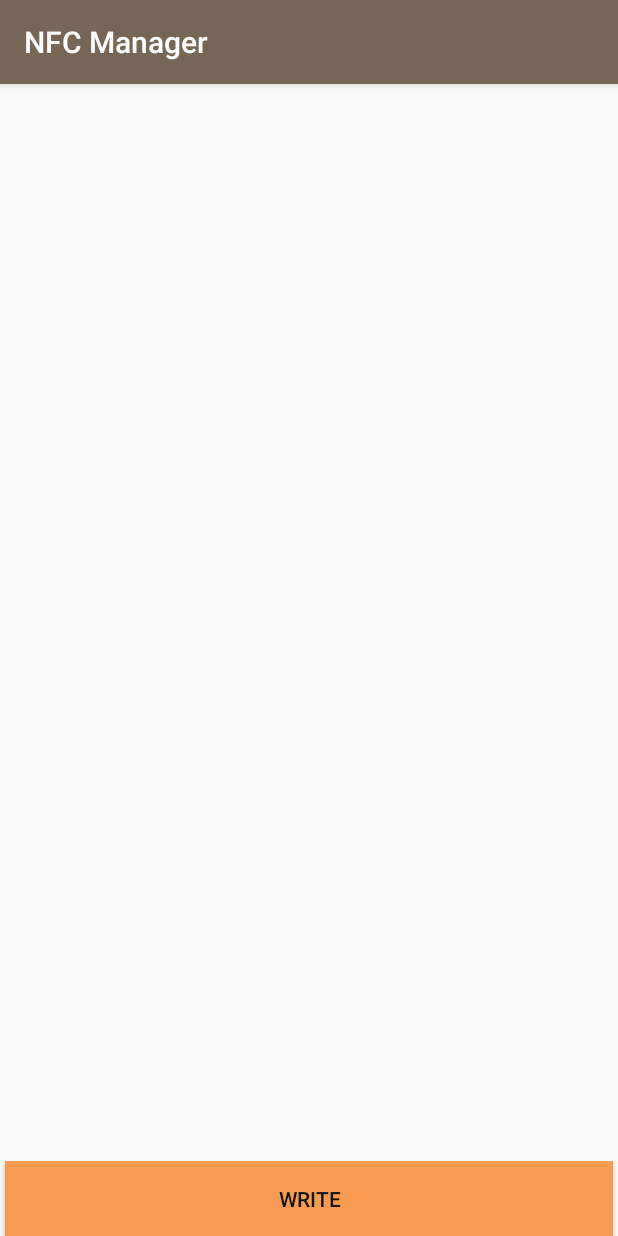
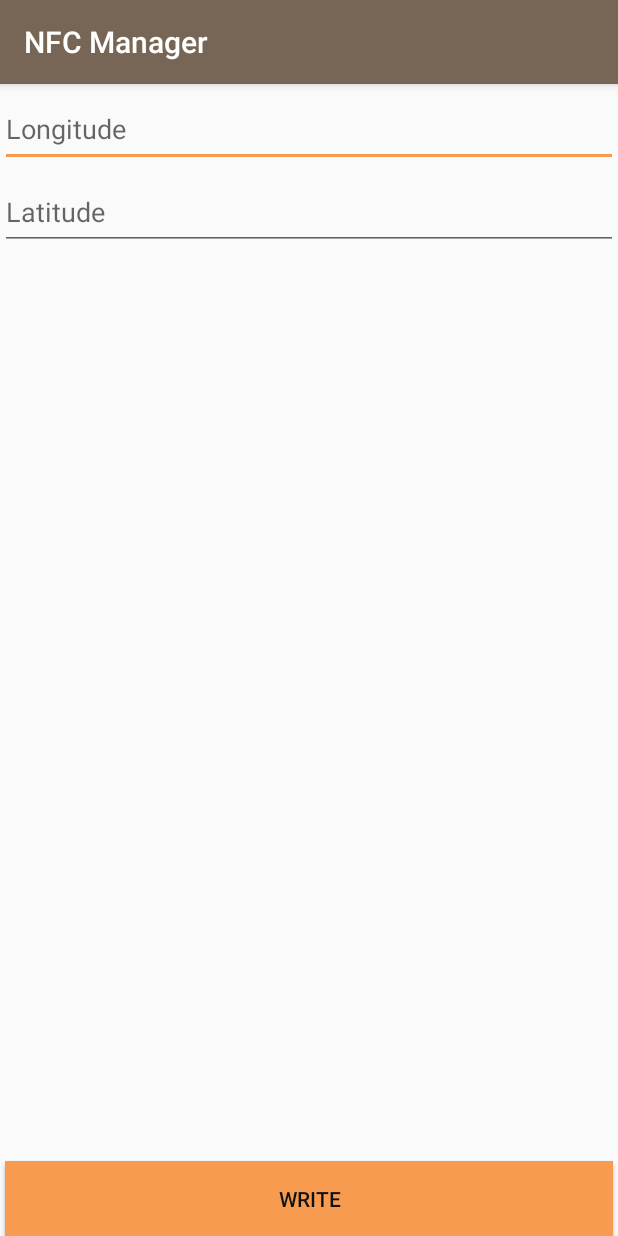
Before and after one commit to RobertPurdey/NFCManager, an Android app: the screen it shows after launch (NFCWriteActivity before the commit, NfcWriteActivity after it), after a tap on "WRITE", on a phone screen of 412 x 824 dp. Run offline under Robolectric (Android 15) with nearby library versions, the phone set to English and light mode, and no system bars.

Commit message:
- added more code for writing. - renamed some classes

```diff
--- a/app/src/main/AndroidManifest.xml
+++ b/app/src/main/AndroidManifest.xml
@@ -1,6 +1,10 @@
 <?xml version="1.0" encoding="utf-8"?>
 <manifest xmlns:android="http://schemas.android.com/apk/res/android"
     package="robert.purdey.nfcmanager">
+
+    <uses-permission android:name="android.permission.NFC" />
+    <uses-sdk android:minSdkVersion="10"/>
+    <uses-feature android:name="android.hardware.nfc" android:required="true" />
 
     <application
         android:allowBackup="true"
@@ -16,7 +20,7 @@
                 <category android:name="android.intent.category.LAUNCHER" />
             </intent-filter>
         </activity>
-        <activity android:name=".ui.activities.NFCWriteActivity"></activity>
+        <activity android:name=".ui.activities.NfcWriteActivity"></activity>
     </application>
 
 </manifest>
--- a/app/src/main/java/robert/purdey/nfcmanager/nfchandling/NFCWriter.java
+++ /dev/null
@@ -1,32 +0,0 @@
-package robert.purdey.nfcmanager.nfchandling;
-
-/**
- * Purpose:
- *      Handles writing a string of data to an NFC tag.
- *
- * Developers:
- *  Danny Lieu & Robert Purdey
- *
- * Date:
- *  Nov 11 2017
- *
- * Revisions:
- */
-public class NFCWriter
-{
-    // write to nfc
-    public boolean writeTag(String payload)
-    {
-        boolean isValid = false;
-
-        return isValid;
-    }
-
-    // validate nfc tag can be written to
-    private boolean validateCanWrite(String payload)
-    {
-        boolean isValid = false;
-
-        return isValid;
-    }
-}
--- a/app/src/main/java/robert/purdey/nfcmanager/nfchandling/NFCReader.java
+++ b/app/src/main/java/robert/purdey/nfcmanager/nfchandling/NfcReader.java
@@ -12,7 +12,7 @@ package robert.purdey.nfcmanager.nfchandling;
  *
  * Revisions:
  */
-public class NFCReader
+public class NfcReader
 {
     // read from nfc
     // validate nfc tag can be read from
--- a/app/src/main/java/robert/purdey/nfcmanager/ui/activities/MainActivity.java
+++ b/app/src/main/java/robert/purdey/nfcmanager/ui/activities/MainActivity.java
@@ -40,6 +40,6 @@ public class MainActivity extends AppCompatActivity
      */
     public void onClickWrite(View v)
     {
-        ActivityDirector.startNFCWriteActivity(this);
+        ActivityDirector.startWriteActivity(this);
     }
 }
--- a/app/src/main/java/robert/purdey/nfcmanager/ui/activities/NFCWriteActivity.java
+++ /dev/null
@@ -1,46 +0,0 @@
-package robert.purdey.nfcmanager.ui.activities;
-
-import android.support.v7.app.AppCompatActivity;
-import android.os.Bundle;
-import android.view.View;
-
-import robert.purdey.nfcmanager.R;
-import robert.purdey.nfcmanager.nfchandling.NFCWriter;
-/**
- * Purpose:
- *      Guides the user through writing data to an NFC tag.
- *
- * Developers:
- *  Danny Lieu & Robert Purdey
- *
- * Date:
- *  Nov 11 2017
- *
- * Revisions:
- */
-public class NFCWriteActivity extends AppCompatActivity
-{
-
-    /* Handles writing the user data to the NFC tag */
-    protected NFCWriter nfcWriter = new NFCWriter();
-
-    @Override
-    protected void onCreate(Bundle savedInstanceState)
-    {
-        super.onCreate(savedInstanceState);
-        setContentView(R.layout.activity_nfcwrite);
-    }
-
-    public void onClickWrite(View v)
-    {
-        // validate user input
-        // if valid
-            // attempt writing to NFC
-            // if failed to write
-                // display error
-            // else
-                // display success
-        // else
-            // display user error msg
-    }
-}
--- a/app/src/main/java/robert/purdey/nfcmanager/ui/helper/ActivityDirector.java
+++ b/app/src/main/java/robert/purdey/nfcmanager/ui/helper/ActivityDirector.java
@@ -5,7 +5,7 @@ import android.content.Context;
 import android.content.Intent;
 
 import robert.purdey.nfcmanager.ui.activities.MainActivity;
-import robert.purdey.nfcmanager.ui.activities.NFCWriteActivity;
+import robert.purdey.nfcmanager.ui.activities.NfcWriteActivity;
 
 /**
  * Purpose:
@@ -36,9 +36,9 @@ public class ActivityDirector
      *
      * @param context
      */
-    public static void startNFCWriteActivity(Context context)
+    public static void startWriteActivity(Context context)
     {
-        startActivity(context, NFCWriteActivity.class);
+        startActivity(context, NfcWriteActivity.class);
     }
 
     /**
--- a/app/src/main/res/layout/activity_nfcwrite.xml
+++ b/app/src/main/res/layout/activity_nfcwrite.xml
@@ -4,7 +4,27 @@
     xmlns:tools="http://schemas.android.com/tools"
     android:layout_width="match_parent"
     android:layout_height="match_parent"
-    tools:context="robert.purdey.nfcmanager.ui.activities.NFCWriteActivity">
+    tools:context="robert.purdey.nfcmanager.ui.activities.NfcWriteActivity">
+
+    <!-- todo: this should come from a fragment -->
+    <!-- Longitude input -->
+    <EditText
+        android:id="@+id/etxt_longitude"
+        android:layout_width="match_parent"
+        android:layout_height="50dp"
+        android:layout_marginTop="5dp"
+        android:inputType="numberSigned"
+        android:hint="@string/hint_longitude"/>
+
+    <!-- Longitude input -->
+    <EditText
+        android:id="@+id/etxt_latitude"
+        android:layout_width="match_parent"
+        android:layout_height="50dp"
+        android:layout_below="@+id/etxt_longitude"
+        android:layout_marginVertical="5dp"
+        android:inputType="numberSigned"
+        android:hint="@string/hint_latitude" />
 
     <!-- Writes content to NFC tag -->
     <Button
```
Also changed, not shown: app/src/main/java/robert/purdey/nfcmanager/nfchandling/NfcValidator.java (renamed from app/src/main/java/robert/purdey/nfcmanager/nfchandling/NFCValidator.java, +9 -2 lines), app/src/main/java/robert/purdey/nfcmanager/nfchandling/NfcWriter.java (added, +156 -0 lines), app/src/main/java/robert/purdey/nfcmanager/ui/activities/NfcWriteActivity.java (added, +91 -0 lines), app/src/main/java/robert/purdey/nfcmanager/ui/fragments/LocationWriteFragment.java (+18 -1 lines), app/src/main/java/robert/purdey/nfcmanager/ui/fragments/NfcWriteFragment.java (renamed from app/src/main/java/robert/purdey/nfcmanager/ui/fragments/NFCWriteFragment.java, +4 -3 lines).
